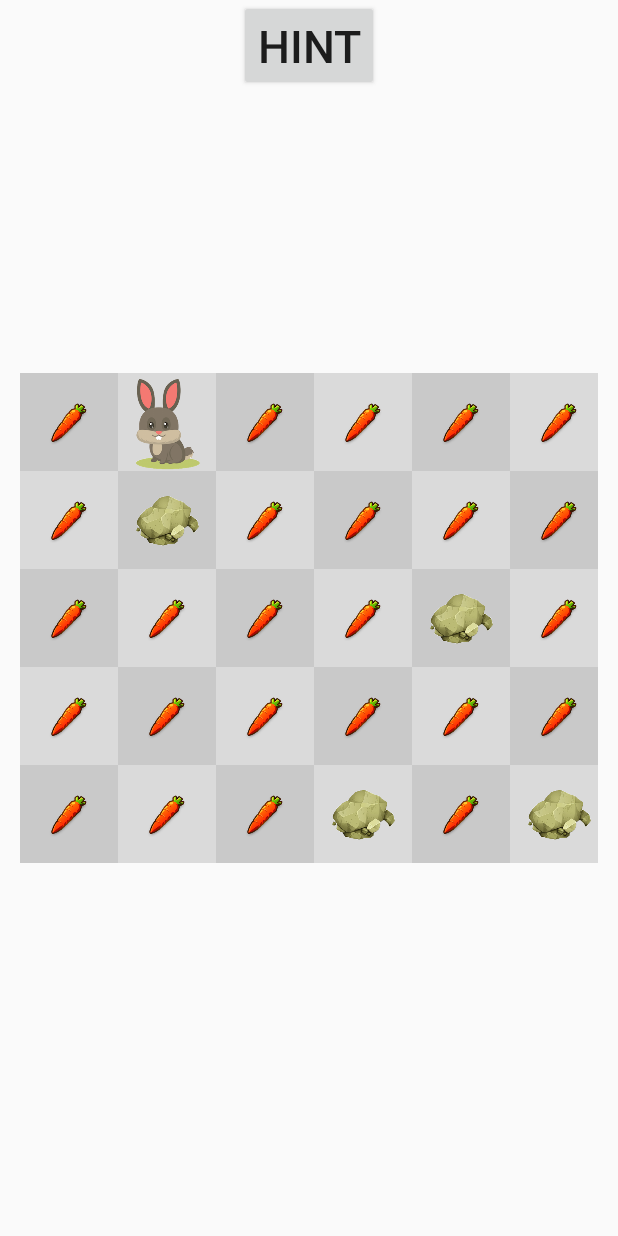
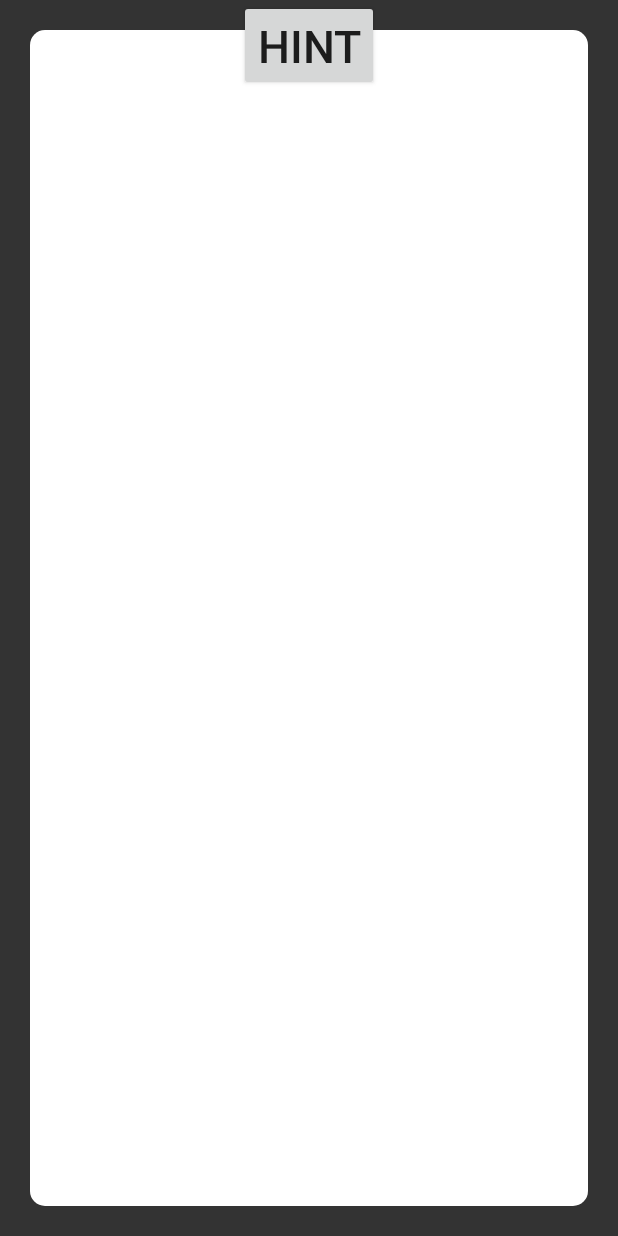
Before and after one commit to houhuang/Fill, an Android app: the GameActivity screen opened directly, with no data from a screen before it, on a phone screen of 412 x 824 dp. Run offline under Robolectric (Android 15) with nearby library versions, the phone set to English and light mode, and no system bars; libraries missing offline, so code that uses them is left out: junit.framework.

Commit message:
no message

```diff
--- a/app/build.gradle
+++ b/app/build.gradle
@@ -22,7 +22,8 @@ android {
 dependencies {
     compile fileTree(dir: 'libs', include: ['*.jar'])
     testCompile 'junit:junit:4.12'
-    compile 'com.android.support:appcompat-v7:25.0.0'
+    compile 'com.android.support:appcompat-v7:25.3.1'
     compile 'com.android.support:recyclerview-v7:25.3.1'
     compile 'com.android.support:cardview-v7:25.3.1'
+    compile 'com.android.support:support-v4:25.3.1'
 }
--- a/app/src/main/java/com/jd/fill/activity/GameActivity.java
+++ b/app/src/main/java/com/jd/fill/activity/GameActivity.java
@@ -1,14 +1,17 @@
 package com.jd.fill.activity;
 
+import android.support.v4.app.Fragment;
 import android.support.v7.app.AppCompatActivity;
 import android.os.Bundle;
 import android.util.Log;
 import android.view.View;
+import android.view.ViewGroup;
 import android.widget.Button;
 import android.widget.FrameLayout;
 import android.widget.RelativeLayout;
 
 import com.jd.fill.R;
+import com.jd.fill.fragment.WinFragment;
 import com.jd.fill.manager.DataManager;
 import com.jd.fill.view.GameView;
 
@@ -16,6 +19,7 @@ public class GameActivity extends AppCompatActivity implements View.OnClickListe
 
     private Button mBtnHint;
     private GameView mGameView;
+    private Fragment mWinFragment;
 
     @Override
     protected void onCreate(Bundle savedInstanceState) {
--- a/app/src/main/java/com/jd/fill/activity/MainActivity.java
+++ b/app/src/main/java/com/jd/fill/activity/MainActivity.java
@@ -13,6 +13,7 @@ import com.jd.fill.config.Config;
 import com.jd.fill.manager.DataManager;
 import com.jd.fill.util.FileUtil;
 import com.jd.fill.util.StatusBarUtil;
+
 
 public class MainActivity extends AppCompatActivity implements View.OnClickListener {
 
--- /dev/null
+++ b/app/src/main/java/com/jd/fill/fragment/WinFragment.java
@@ -0,0 +1,25 @@
+package com.jd.fill.fragment;
+
+import android.app.Fragment;
+import android.os.Bundle;
+import android.support.annotation.Nullable;
+import android.view.LayoutInflater;
+import android.view.View;
+import android.view.ViewGroup;
+
+import com.jd.fill.R;
+
+/**
+ * Created by houhuang on 18/3/14.
+ */
+public class WinFragment extends Fragment {
+
+    @Nullable
+    @Override
+    public View onCreateView(LayoutInflater inflater, ViewGroup container, Bundle savedInstanceState) {
+//        return super.onCreateView(inflater, container, savedInstanceState);
+
+        View view = inflater.inflate(R.layout.fragment_win, container, false);
+        return view;
+    }
+}
--- a/app/src/main/java/com/jd/fill/utilView/ReboundRecycle.java
+++ /dev/null
@@ -1,25 +0,0 @@
-package com.jd.fill.utilView;
-
-import android.content.Context;
-import android.support.annotation.Nullable;
-import android.support.v7.widget.RecyclerView;
-import android.util.AttributeSet;
-
-/**
- * Created by houhuang on 18/3/14.
- */
-public class ReboundRecycle extends RecyclerView {
-
-    public ReboundRecycle(Context context) {
-        super(context);
-    }
-
-    public ReboundRecycle(Context context, @Nullable AttributeSet attrs) {
-        super(context, attrs);
-    }
-
-    @Override
-    protected boolean overScrollBy(int deltaX, int deltaY, int scrollX, int scrollY, int scrollRangeX, int scrollRangeY, int maxOverScrollX, int maxOverScrollY, boolean isTouchEvent) {
-        return super.overScrollBy(deltaX, deltaY, scrollX, scrollY, scrollRangeX, scrollRangeY, maxOverScrollX, maxOverScrollY, isTouchEvent);
-    }
-}
--- /dev/null
+++ b/app/src/main/res/drawable/fragmen_win_bg.xml
@@ -0,0 +1,10 @@
+<?xml version="1.0" encoding="utf-8"?>
+<selector xmlns:android="http://schemas.android.com/apk/res/android">
+    <item>
+        <shape android:shape="rectangle">
+            <solid android:color="#FFF"/>
+            <corners android:radius="10dp"/>
+            <padding android:bottom="1dp" android:left="1dp" android:right="1dp" android:top="1dp"/>
+        </shape>
+    </item>
+</selector>
--- a/app/src/main/res/layout/activity_game.xml
+++ b/app/src/main/res/layout/activity_game.xml
@@ -24,4 +24,11 @@
         android:layout_centerHorizontal="true"
         android:layout_alignParentTop="true"/>
 
+    <fragment
+        android:layout_width="match_parent"
+        android:layout_height="match_parent"
+        android:id="@+id/win_fragment"
+        android:name="com.jd.fill.fragment.WinFragment"
+        android:layout_centerInParent="true" />
+
 </RelativeLayout>
--- /dev/null
+++ b/app/src/main/res/layout/fragment_win.xml
@@ -0,0 +1,15 @@
+<?xml version="1.0" encoding="utf-8"?>
+<RelativeLayout xmlns:android="http://schemas.android.com/apk/res/android"
+    android:layout_width="match_parent"
+    android:layout_height="match_parent"
+    android:background="#333333">
+
+    <RelativeLayout
+        android:layout_width="match_parent"
+        android:layout_height="match_parent"
+        android:layout_margin="20dp"
+        android:background="@drawable/fragmen_win_bg">
+
+    </RelativeLayout>
+
+</RelativeLayout>
--- a/app/src/main/res/values/strings.xml
+++ b/app/src/main/res/values/strings.xml
@@ -1,3 +1,6 @@
 <resources>
     <string name="app_name">Fill</string>
+
+    <!-- TODO: Remove or change this placeholder text -->
+    <string name="hello_blank_fragment">Hello blank fragment</string>
 </resources>
```
Also changed, not shown: 1 other file.
